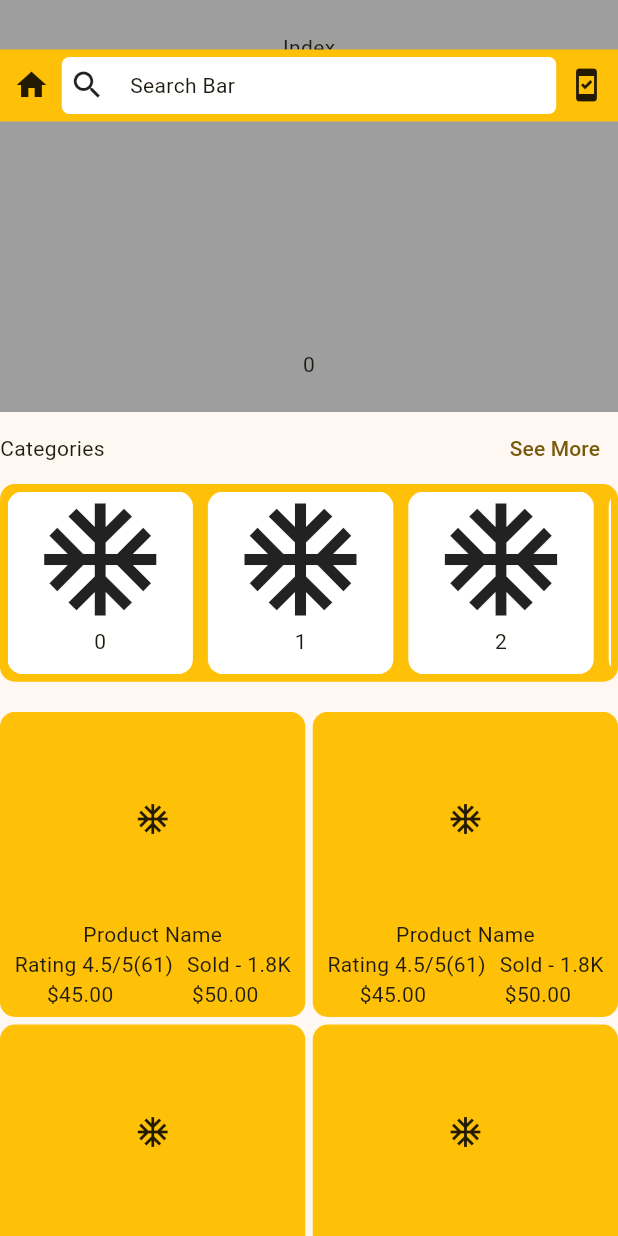
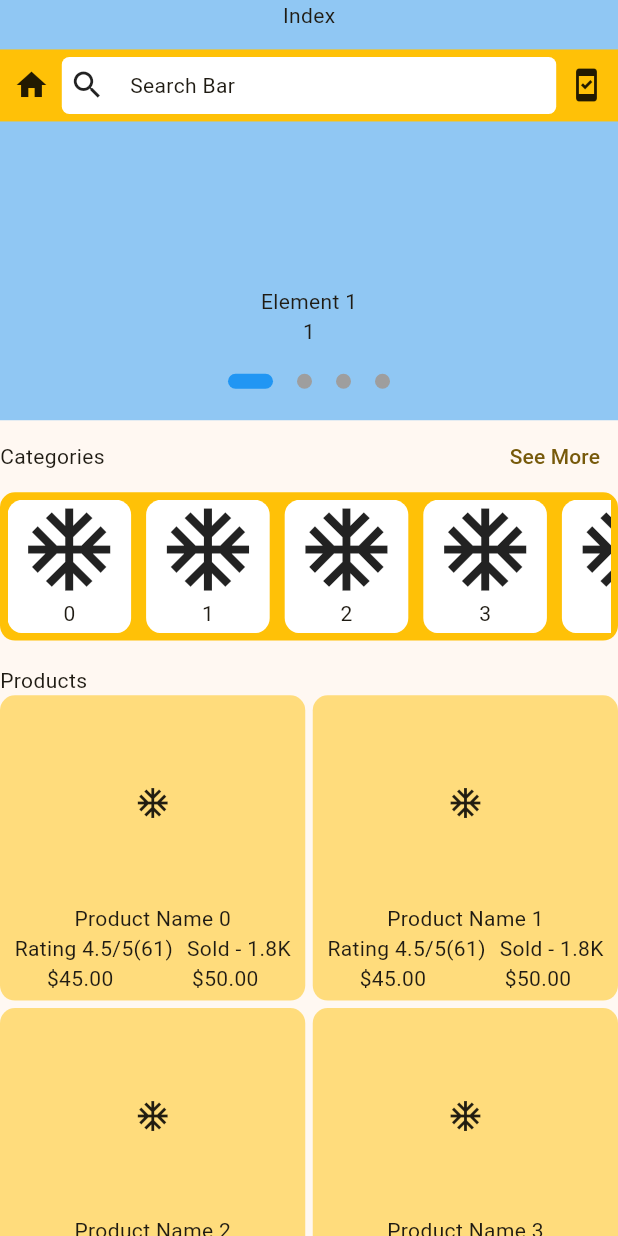
Before and after one commit to fazlerabbishuvobd/ecommerce_app, a Flutter app: the screen it shows after launch, on a phone screen of 412 x 824 dp. Run offline on Flutter 3.47's test engine with Material 2 defaults, Android fonts, the phone set to English and light mode, and no system bars; drawn by our look-alikes of carousel_slider; our stand-ins replace get.

Commit message:
Home page scrolling issue fix

```diff
--- /dev/null
+++ b/lib/resources/app_constant.dart
@@ -0,0 +1,3 @@
+class AppConstant{
+
+}
--- a/lib/view/screens/home_page/home_page.dart
+++ b/lib/view/screens/home_page/home_page.dart
@@ -1,27 +1,36 @@
 import 'package:carousel_slider/carousel_slider.dart';
 import 'package:flutter/material.dart';
 import 'package:get/get.dart';
+
 class HomePage extends StatefulWidget {
-  const HomePage({super.key});
+  const HomePage({Key? key}) : super(key: key);
 
   @override
   State<HomePage> createState() => _HomePageState();
 }
 
 class _HomePageState extends State<HomePage> {
+
+  bool isButtonLoading = false;
+  Future<void> refresh()async{
+    await Future.delayed(const Duration(seconds: 2));
+    debugPrint("Refresh");
+  }
+
   @override
   Widget build(BuildContext context) {
-    return Scaffold(
-      body: SizedBox(
-        height: Get.height,
-        width: Get.width,
+    return RefreshIndicator(
+     onRefresh: refresh,
+      child: Scaffold(
+        body: SingleChildScrollView(
           child: Column(
+            crossAxisAlignment: CrossAxisAlignment.start,
             children: [
 
-            /// Top Part ( Slider - Search Bar )
-            const Expanded(
-                flex: 5,
-                child: Stack(
+              /// Slider and Search Bar
+              SizedBox(
+                height: Get.height*0.34,
+                child: const Stack(
                   children: [
                     BannerSliderWidgets(),
                     SearchBarWidgets(),
@@ -29,53 +38,104 @@ class _HomePageState extends State<HomePage> {
                 ),
               ),
 
-            Expanded(
-                flex: 10,
-                child: Container(
-                  child: Column(
-                    crossAxisAlignment: CrossAxisAlignment.start,
-                    children: [
-                      /// Categories
               Row(
                 mainAxisAlignment: MainAxisAlignment.spaceBetween,
                 children: [
                   const Text('Categories'),
-                          TextButton(onPressed: (){
+                  TextButton(
+                    onPressed: () {
                       debugPrint("See More");
-                          }, child: const Text("See More")),
+                    },
+                    child: const Text("See More"),
+                  ),
                 ],
               ),
+
+              /// Category
               Container(
                 padding: const EdgeInsets.all(5),
                 width: Get.width,
-                        height: Get.height*0.16,
+                height: Get.height*0.12,
                 decoration: BoxDecoration(
                   borderRadius: BorderRadius.circular(10),
                   color: Colors.amber,
                 ),
-                        child: ListView.builder(
+                child: const CategoryListViewWidget(),
+              ),
+              SizedBox(height: Get.height*0.02,),
+
+              const Text('Products'),
+              const ProductGridViewWidgets(),
+              SizedBox(height: Get.height*0.02,),
+
+              Center(
+                child: SizedBox(
+                  width: Get.width*0.8,
+                  child: MaterialButton(
+                    onPressed: ()async{
+                      setState(() {
+                        isButtonLoading = true;
+                      });
+                      await Future.delayed(const Duration(seconds: 2));
+                      setState(() {
+                        isButtonLoading = false;
+                      });
+                    },
+                    height: 48,
+                    color: Colors.amber,
+                    shape: RoundedRectangleBorder(
+                        borderRadius: BorderRadius.circular(10)
+                    ),
+                    child: isButtonLoading?
+                    const Center(child: CircularProgressIndicator(),
+                    ):const Text("Load More"),
+                  ),
+                ),
+              ),
+
+              SizedBox(height: Get.height*0.02,),
+
+            ],
+          ),
+        ),
+
+
+      ),
+    );
+  }
+}
+
+class CategoryListViewWidget extends StatelessWidget {
+  const CategoryListViewWidget({
+    super.key,
+  });
+
+  @override
+  Widget build(BuildContext context) {
+    return ListView.builder(
       itemCount: 18,
       physics: const BouncingScrollPhysics(),
       scrollDirection: Axis.horizontal,
       itemBuilder: (context, index) {
         return GestureDetector(
-                                onTap: (){
+          onTap: () {
             debugPrint("$index");
           },
           child: Container(
             alignment: Alignment.center,
             margin: const EdgeInsets.only(right: 10),
-                                  height: Get.height*0.3,
-                                  width: Get.width*0.3,
+            width: Get.width * 0.2,
             decoration: BoxDecoration(
                 borderRadius: BorderRadius.circular(10),
-                                    color: Colors.white
-                                  ),
+                color: Colors.white),
             child: Column(
               children: [
                 ClipRRect(
                   borderRadius: BorderRadius.circular(10),
-                                        child: const Icon(Icons.ac_unit_outlined,size: 90,),
+                  child: Icon(
+                    Icons.ac_unit_outlined,
+                    size: Get.height * 0.08,
+                  ),
                 ),
                 Text('$index'),
               ],
@@ -83,38 +143,48 @@ class _HomePageState extends State<HomePage> {
           ),
         );
       },
-                        ),
-                      ),
-                      const SizedBox(height: 20,),
+    );
+  }
+}
 
-                      Expanded(
-                          child: GridView.builder(
-                            itemCount: 20+1,
+class ProductGridViewWidgets extends StatelessWidget {
+  const ProductGridViewWidgets({
+    super.key,
+  });
+
+
+  @override
+  Widget build(BuildContext context) {
+    return GridView.builder(
+      shrinkWrap: true,
+      physics: const NeverScrollableScrollPhysics(),
+      itemCount: 21,
       gridDelegate: const SliverGridDelegateWithFixedCrossAxisCount(
         crossAxisCount: 2,
         crossAxisSpacing: 5,
         mainAxisSpacing: 5,
+        childAspectRatio: 1.0,
       ),
       itemBuilder: (context, index) {
-                              if(index<20)
-                                {
-                                  return Container(
+        if (index < 20) {
+          return GestureDetector(
+            onTap: (){
+              debugPrint("$index");
+            },
+            child: Container(
               padding: const EdgeInsets.all(5),
-                                    height: Get.height*0.3,
-                                    width: Get.width*0.03,
               decoration: BoxDecoration(
                 borderRadius: BorderRadius.circular(10),
-                                      color: Colors.amber,
+                color: Colors.amber.withOpacity(0.5),
               ),
-                                    child: const Column(
+              child: Column(
                 children: [
-                                        Expanded(
+                  const Expanded(
                       child: Icon(Icons.ac_unit_outlined)
                   ),
-                                        Text('Product Name',maxLines: 2,overflow: TextOverflow.ellipsis,),
+                  Text('Product Name $index', maxLines: 2, overflow: TextOverflow.ellipsis,),
 
-                                        //Product Rating-Sold
-                                        Row(
+                  const Row(
                     mainAxisAlignment: MainAxisAlignment.spaceAround,
                     children: [
                       Text('Rating 4.5/5(61)'),
@@ -122,8 +192,7 @@ class _HomePageState extends State<HomePage> {
                     ],
                   ),
 
-                                        //Product Price
-                                        Row(
+                  const Row(
                     mainAxisAlignment: MainAxisAlignment.spaceAround,
                     children: [
                       Text('\$45.00'),
@@ -132,65 +201,97 @@ class _HomePageState extends State<HomePage> {
                   ),
                 ],
               ),
+            ),
           );
-                                }
-                              else{
+        } else {
           return const Center(
               child: Text('No Available')
           );
         }
       },
-                          )
-                      ),
+    );
+  }
+}
+
+class BannerSliderWidgets extends StatefulWidget {
+  const BannerSliderWidgets({
+    Key? key,
+  }) : super(key: key);
+
+  @override
+  State<BannerSliderWidgets> createState() => _BannerSliderWidgetsState();
+}
+
+class _BannerSliderWidgetsState extends State<BannerSliderWidgets> {
+  List sliderInfo = ["Element 1", "Element 2","Element 3",'Element 4'];
+  int _currentImageIndex = 0;
+  @override
+  Widget build(BuildContext context) {
+    return Container(
+      width: Get.width,
+      color: Colors.blue.withOpacity(0.5),
+      child: Column(
+        children: [
+          SizedBox(
+            height: Get.height*0.28,
+            child: CarouselSlider.builder(
+              itemCount: sliderInfo.length,
+              itemBuilder: (context, index, realIndex) {
+                return Column(
+                  children: [
+                    const Text('Index'),
+                    const Spacer(),
+                    Text(sliderInfo[index].toString()),
+                    Text('${index+1}'),
                   ],
+                );
+              },
+              options: CarouselOptions(
+                autoPlay: true,
+                aspectRatio: 16/9,
+                onPageChanged: (index, reason) {
+                  setState(() {
+                    _currentImageIndex = index;
+                  });
+                },
               ),
             ),
           ),
+          SizedBox(height: Get.height*0.02,),
+
+          ///Slider Indicator
+          Row(
+            mainAxisAlignment: MainAxisAlignment.center,
+            children: sliderInfo.map((item){
+              int index = sliderInfo.indexOf(item);
+              return AnimatedContainer(
+                duration: const Duration(milliseconds: 500),
+                margin:const EdgeInsets.symmetric(horizontal: 8,vertical: 2),
+                height: 10.0,
+                width: _currentImageIndex == index?30.0:10.0,
+                decoration: BoxDecoration(
+                  borderRadius: BorderRadius.circular(10),
+                  color: _currentImageIndex == index? Colors.blue:Colors.grey,
+                ),
+              );
+            }).toList(),
+          ),
+          SizedBox(height: Get.height*0.02,),
         ],
-        ),
       ),
     );
   }
 }
 
-class BannerSliderWidgets extends StatelessWidget {
-  const BannerSliderWidgets({
-    super.key,
-  });
-
-  @override
-  Widget build(BuildContext context) {
-    return Container(
-      height: Get.height,
-      width: Get.width,
-      color: Colors.grey,
-      child: CarouselSlider.builder(
-          itemCount: 5,
-          itemBuilder: (context, index, realIndex) {
-            return Column(
-              children: [
-                const Text('Index'),
-                const Spacer(),
-                Text('$index'),
-              ],
-            );
-          },
-          options: CarouselOptions(
-            autoPlay: true,
-          )
-      ),
-    );
-  }
-}
 class SearchBarWidgets extends StatelessWidget {
   const SearchBarWidgets({
-    super.key,
-  });
+    Key? key,
+  }) : super(key: key);
 
   @override
   Widget build(BuildContext context) {
     return Positioned(
-      top: Get.height*0.04,
+      top: Get.height * 0.04,
       child: Container(
         padding: const EdgeInsets.all(5),
         alignment: Alignment.center,
@@ -203,7 +304,7 @@ class SearchBarWidgets extends StatelessWidget {
             const Icon(Icons.home),
 
             GestureDetector(
-                onTap: (){
+              onTap: () {
                 debugPrint("Search Page");
               },
               child: Container(
@@ -214,11 +315,11 @@ class SearchBarWidgets extends StatelessWidget {
                   borderRadius: BorderRadius.circular(5),
                   color: Colors.white,
                 ),
-                  width: Get.width*0.8,
+                width: Get.width * 0.8,
                 child: Row(
                   children: [
                     const Icon(Icons.search),
-                      SizedBox(width: Get.width*0.04,),
+                    SizedBox(width: Get.width * 0.04,),
                     const Text('Search Bar'),
                   ],
                 ),
```
Also changed, not shown: lib/viewmodel/home_page/home_page_model_view.dart (added). Lines whose indentation alone changed are shown as unchanged.
